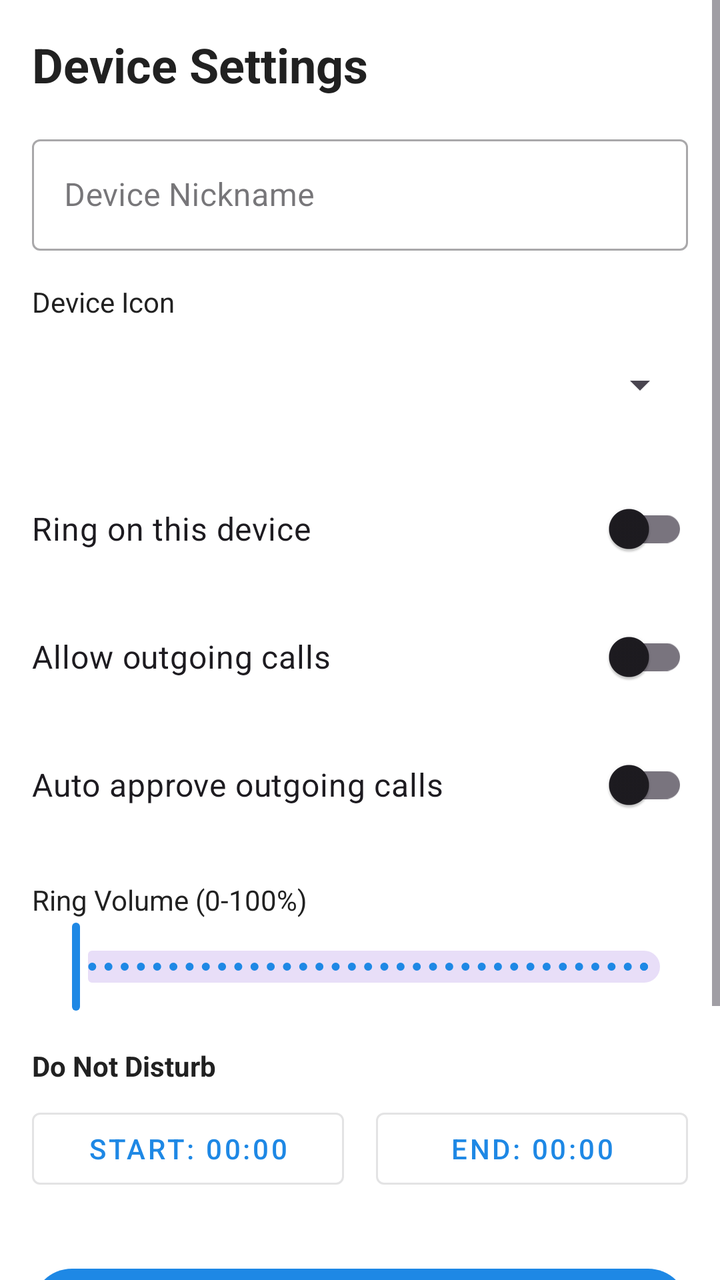
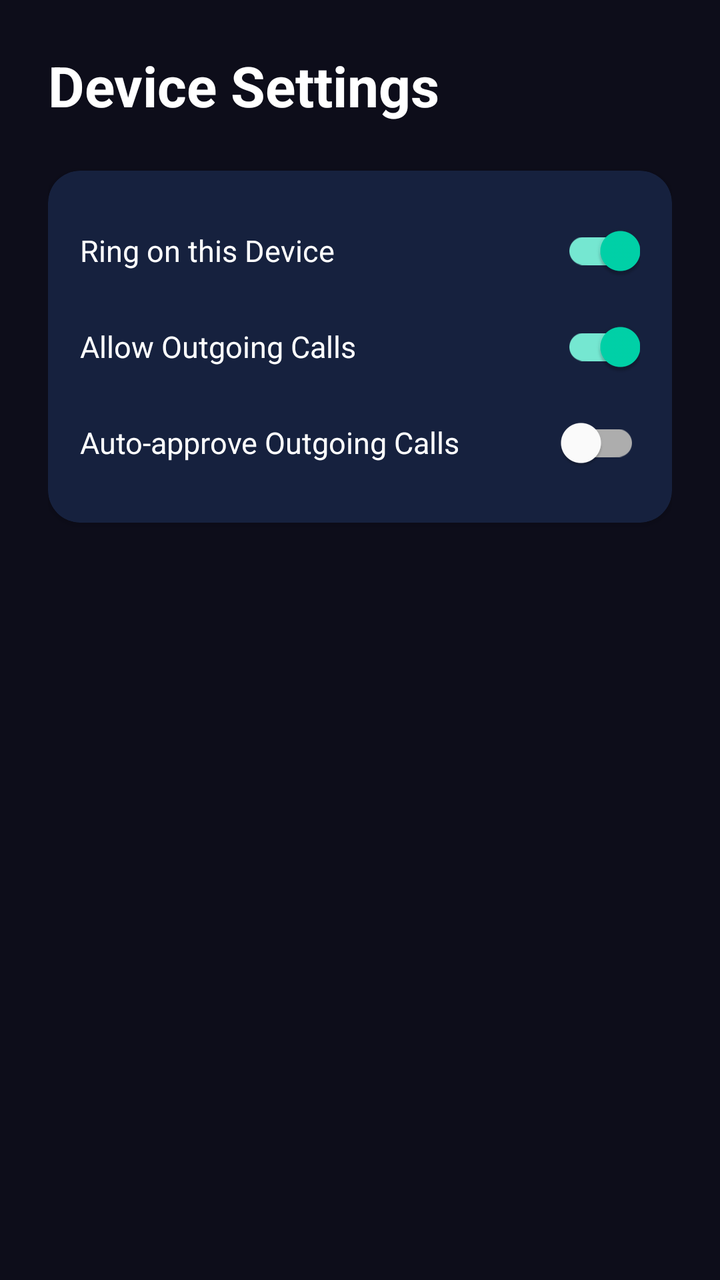

An Android layout rendered at two revisions. The XML below is the earlier revision; the diff shows what the commit changed to produce the second picture.
<!-- AndroidManifest.xml: application theme Theme.OneCall -->
<!-- res/layout/fragment_device_settings.xml -->
<?xml version="1.0" encoding="utf-8"?>
<ScrollView xmlns:android="http://schemas.android.com/apk/res/android"
    xmlns:app="http://schemas.android.com/apk/res-auto"
    android:layout_width="match_parent"
    android:layout_height="match_parent"
    android:background="@color/onecall_background"
    android:fillViewport="true">

    <androidx.constraintlayout.widget.ConstraintLayout
        android:layout_width="match_parent"
        android:layout_height="wrap_content"
        android:padding="16dp">

        <TextView
            android:id="@+id/tv_settings_title"
            android:layout_width="wrap_content"
            android:layout_height="wrap_content"
            android:text="Device Settings"
            android:textColor="@color/onecall_text_primary"
            android:textSize="24sp"
            android:textStyle="bold"
            app:layout_constraintStart_toStartOf="parent"
            app:layout_constraintTop_toTopOf="parent" />

        <com.google.android.material.textfield.TextInputLayout
            android:id="@+id/til_nickname"
            style="@style/Widget.MaterialComponents.TextInputLayout.OutlinedBox"
            android:layout_width="match_parent"
            android:layout_height="wrap_content"
            android:layout_marginTop="16dp"
            android:hint="Device Nickname"
            app:layout_constraintTop_toBottomOf="@id/tv_settings_title">

            <com.google.android.material.textfield.TextInputEditText
                android:id="@+id/et_nickname"
                android:layout_width="match_parent"
                android:layout_height="wrap_content" />
        </com.google.android.material.textfield.TextInputLayout>

        <TextView
            android:id="@+id/tv_icon_label"
            android:layout_width="wrap_content"
            android:layout_height="wrap_content"
            android:layout_marginTop="16dp"
            android:text="Device Icon"
            android:textColor="@color/onecall_text_primary"
            app:layout_constraintStart_toStartOf="parent"
            app:layout_constraintTop_toBottomOf="@id/til_nickname" />

        <Spinner
            android:id="@+id/spinner_icon"
            android:layout_width="match_parent"
            android:layout_height="wrap_content"
            android:layout_marginTop="8dp"
            android:minHeight="48dp"
            app:layout_constraintTop_toBottomOf="@id/tv_icon_label" />

        <androidx.appcompat.widget.SwitchCompat
            android:id="@+id/switch_ring"
            android:layout_width="match_parent"
            android:layout_height="wrap_content"
            android:layout_marginTop="24dp"
            android:text="Ring on this device"
            android:textSize="16sp"
            app:layout_constraintTop_toBottomOf="@id/spinner_icon" />

        <androidx.appcompat.widget.SwitchCompat
            android:id="@+id/switch_allow_outgoing"
            android:layout_width="match_parent"
            android:layout_height="wrap_content"
            android:layout_marginTop="16dp"
            android:text="Allow outgoing calls"
            android:textSize="16sp"
            app:layout_constraintTop_toBottomOf="@id/switch_ring" />

        <androidx.appcompat.widget.SwitchCompat
            android:id="@+id/switch_auto_approve"
            android:layout_width="match_parent"
            android:layout_height="wrap_content"
            android:layout_marginTop="16dp"
            android:text="Auto approve outgoing calls"
            android:textSize="16sp"
            app:layout_constraintTop_toBottomOf="@id/switch_allow_outgoing" />

        <TextView
            android:id="@+id/tv_vol_label"
            android:layout_width="wrap_content"
            android:layout_height="wrap_content"
            android:layout_marginTop="24dp"
            android:text="Ring Volume (0-100%)"
            android:textColor="@color/onecall_text_primary"
            app:layout_constraintStart_toStartOf="parent"
            app:layout_constraintTop_toBottomOf="@id/switch_auto_approve" />

        <com.google.android.material.slider.Slider
            android:id="@+id/slider_volume"
            android:layout_width="match_parent"
            android:layout_height="wrap_content"
            android:valueFrom="0.0"
            android:valueTo="100.0"
            android:stepSize="1.0"
            app:layout_constraintTop_toBottomOf="@id/tv_vol_label" />

        <TextView
            android:id="@+id/tv_dnd_label"
            android:layout_width="wrap_content"
            android:layout_height="wrap_content"
            android:layout_marginTop="16dp"
            android:text="Do Not Disturb"
            android:textColor="@color/onecall_text_primary"
            android:textStyle="bold"
            app:layout_constraintStart_toStartOf="parent"
            app:layout_constraintTop_toBottomOf="@id/slider_volume" />

        <LinearLayout
            android:id="@+id/ll_dnd_times"
            android:layout_width="match_parent"
            android:layout_height="wrap_content"
            android:layout_marginTop="8dp"
            android:orientation="horizontal"
            app:layout_constraintTop_toBottomOf="@id/tv_dnd_label">

            <com.google.android.material.button.MaterialButton
                android:id="@+id/btn_dnd_start"
                style="@style/Widget.MaterialComponents.Button.OutlinedButton"
                android:layout_width="0dp"
                android:layout_height="wrap_content"
                android:layout_weight="1"
                android:layout_marginEnd="8dp"
                android:text="Start: 00:00" />

            <com.google.android.material.button.MaterialButton
                android:id="@+id/btn_dnd_end"
                style="@style/Widget.MaterialComponents.Button.OutlinedButton"
                android:layout_width="0dp"
                android:layout_height="wrap_content"
                android:layout_weight="1"
                android:layout_marginStart="8dp"
                android:text="End: 00:00" />
        </LinearLayout>

        <com.google.android.material.button.MaterialButton
            android:id="@+id/btn_save"
            android:layout_width="match_parent"
            android:layout_height="wrap_content"
            android:layout_marginTop="32dp"
            android:text="Save Settings"
            app:layout_constraintTop_toBottomOf="@id/ll_dnd_times" />

        <com.google.android.material.button.MaterialButton
            android:id="@+id/btn_stop_calls"
            style="@style/Widget.MaterialComponents.Button.OutlinedButton"
            android:layout_width="match_parent"
            android:layout_height="wrap_content"
            android:layout_marginTop="16dp"
            android:text="Stop Calls"
            android:textColor="@color/onecall_error"
            app:strokeColor="@color/onecall_error"
            app:layout_constraintTop_toBottomOf="@id/btn_save" />

        <com.google.android.material.button.MaterialButton
            android:id="@+id/btn_disconnect"
            style="@style/Widget.MaterialComponents.Button.TextButton"
            android:layout_width="match_parent"
            android:layout_height="wrap_content"
            android:layout_marginTop="8dp"
            android:text="Disconnect Device"
            android:textColor="@color/onecall_text_secondary"
            app:layout_constraintTop_toBottomOf="@id/btn_stop_calls"
            app:layout_constraintBottom_toBottomOf="parent" />

    </androidx.constraintlayout.widget.ConstraintLayout>
</ScrollView>
<!-- resources referenced by this layout -->
<resources>
  <color name="onecall_background">#FFFFFF</color>
  <color name="onecall_error">#C62828</color>
  <color name="onecall_text_primary">#212121</color>
  <color name="onecall_text_secondary">#757575</color>
  <style name="Theme.OneCall" parent="Theme.Material3.Light.NoActionBar">
          <item name="colorPrimary">@color/onecall_blue</item>
          <item name="colorSecondary">@color/onecall_blue_dark</item>
          <item name="colorTertiary">@color/onecall_blue_dark</item>
          <item name="android:statusBarColor">@color/onecall_background</item>
          <item name="android:navigationBarColor">@color/onecall_background</item>
          <item name="android:windowBackground">@color/onecall_background</item>
      </style>
  <color name="onecall_blue">#1E88E5</color>
  <color name="onecall_blue_dark">#1565C0</color>
</resources>

<!-- the commit's change to res/layout/fragment_device_settings.xml (unified diff, before → after) -->
@@ -1,173 +1,61 @@
 <?xml version="1.0" encoding="utf-8"?>
-<ScrollView xmlns:android="http://schemas.android.com/apk/res/android"
+<ScrollView
+    xmlns:android="http://schemas.android.com/apk/res/android"
     xmlns:app="http://schemas.android.com/apk/res-auto"
     android:layout_width="match_parent"
     android:layout_height="match_parent"
-    android:background="@color/onecall_background"
-    android:fillViewport="true">
+    android:background="@color/bg_dark">
 
-    <androidx.constraintlayout.widget.ConstraintLayout
+    <LinearLayout
         android:layout_width="match_parent"
         android:layout_height="wrap_content"
-        android:padding="16dp">
+        android:orientation="vertical"
+        android:padding="24dp">
 
-        <TextView
-            android:id="@+id/tv_settings_title"
-            android:layout_width="wrap_content"
-            android:layout_height="wrap_content"
-            android:text="Device Settings"
-            android:textColor="@color/onecall_text_primary"
-            android:textSize="24sp"
-            android:textStyle="bold"
-            app:layout_constraintStart_toStartOf="parent"
-            app:layout_constraintTop_toTopOf="parent" />
+        <TextView android:layout_width="match_parent" android:layout_height="wrap_content"
+            android:text="@string/device_settings_title" android:textSize="28sp"
+            android:textStyle="bold" android:textColor="@color/text_primary"
+            android:layout_marginBottom="24dp" />
 
-        <com.google.android.material.textfield.TextInputLayout
-            android:id="@+id/til_nickname"
-            style="@style/Widget.MaterialComponents.TextInputLayout.OutlinedBox"
-            android:layout_width="match_parent"
-            android:layout_height="wrap_content"
-            android:layout_marginTop="16dp"
-            android:hint="Device Nickname"
-            app:layout_constraintTop_toBottomOf="@id/tv_settings_title">
+        <androidx.cardview.widget.CardView android:layout_width="match_parent"
+            android:layout_height="wrap_content" app:cardBackgroundColor="@color/bg_card"
+            app:cardCornerRadius="16dp" android:layout_marginBottom="20dp">
+            <LinearLayout android:layout_width="match_parent" android:layout_height="wrap_content"
+                android:orientation="vertical" android:padding="16dp">
 
-            <com.google.android.material.textfield.TextInputEditText
-                android:id="@+id/et_nickname"
-                android:layout_width="match_parent"
-                android:layout_height="wrap_content" />
-        </com.google.android.material.textfield.TextInputLayout>
+                <LinearLayout android:layout_width="match_parent" android:layout_height="48dp"
+                    android:orientation="horizontal" android:gravity="center_vertical">
+                    <TextView android:layout_width="0dp" android:layout_height="wrap_content"
+                        android:layout_weight="1" android:text="@string/ring_on_device"
+                        android:textSize="15sp" android:textColor="@color/text_primary" />
+                    <com.google.android.material.switchmaterial.SwitchMaterial
+                        android:id="@+id/switch_ring" android:layout_width="wrap_content"
+                        android:layout_height="wrap_content" android:checked="true" />
+                </LinearLayout>
 
-        <TextView
-            android:id="@+id/tv_icon_label"
-            android:layout_width="wrap_content"
-            android:layout_height="wrap_content"
-            android:layout_marginTop="16dp"
-            android:text="Device Icon"
-            android:textColor="@color/onecall_text_primary"
-            app:layout_constraintStart_toStartOf="parent"
-            app:layout_constraintTop_toBottomOf="@id/til_nickname" />
+                <LinearLayout android:layout_width="match_parent" android:layout_height="48dp"
+                    android:orientation="horizontal" android:gravity="center_vertical">
+                    <TextView android:layout_width="0dp" android:layout_height="wrap_content"
+                        android:layout_weight="1" android:text="@string/allow_outgoing"
+                        android:textSize="15sp" android:textColor="@color/text_primary" />
+                    <com.google.android.material.switchmaterial.SwitchMaterial
+                        android:id="@+id/switch_allow_outgoing" android:layout_width="wrap_content"
+                        android:layout_height="wrap_content" android:checked="true" />
+                </LinearLayout>
 
-        <Spinner
-            android:id="@+id/spinner_icon"
-            android:layout_width="match_parent"
-            android:layout_height="wrap_content"
-            android:layout_marginTop="8dp"
-            android:minHeight="48dp"
-            app:layout_constraintTop_toBottomOf="@id/tv_icon_label" />
+                <LinearLayout android:layout_width="match_parent" android:layout_height="48dp"
+                    android:orientation="horizontal" android:gravity="center_vertical">
+                    <TextView android:layout_width="0dp" android:layout_height="wrap_content"
+                        android:layout_weight="1" android:text="@string/auto_approve_outgoing"
+                        android:textSize="15sp" android:textColor="@color/text_primary" />
+                    <com.google.android.material.switchmaterial.SwitchMaterial
+                        android:id="@+id/switch_auto_approve" android:layout_width="wrap_content"
+                        android:layout_height="wrap_content" android:checked="false" />
+                </LinearLayout>
 
-        <androidx.appcompat.widget.SwitchCompat
-            android:id="@+id/switch_ring"
-            android:layout_width="match_parent"
-            android:layout_height="wrap_content"
-            android:layout_marginTop="24dp"
-            android:text="Ring on this device"
-            android:textSize="16sp"
-            app:layout_constraintTop_toBottomOf="@id/spinner_icon" />
+            </LinearLayout>
+        </androidx.cardview.widget.CardView>
 
-        <androidx.appcompat.widget.SwitchCompat
-            android:id="@+id/switch_allow_outgoing"
-            android:layout_width="match_parent"
-            android:layout_height="wrap_content"
-            android:layout_marginTop="16dp"
-            android:text="Allow outgoing calls"
-            android:textSize="16sp"
-            app:layout_constraintTop_toBottomOf="@id/switch_ring" />
+    </LinearLayout>
 
-        <androidx.appcompat.widget.SwitchCompat
-            android:id="@+id/switch_auto_approve"
-            android:layout_width="match_parent"
-            android:layout_height="wrap_content"
-            android:layout_marginTop="16dp"
-            android:text="Auto approve outgoing calls"
-            android:textSize="16sp"
-            app:layout_constraintTop_toBottomOf="@id/switch_allow_outgoing" />
-
-        <TextView
-            android:id="@+id/tv_vol_label"
-            android:layout_width="wrap_content"
-            android:layout_height="wrap_content"
-            android:layout_marginTop="24dp"
-            android:text="Ring Volume (0-100%)"
-            android:textColor="@color/onecall_text_primary"
-            app:layout_constraintStart_toStartOf="parent"
-            app:layout_constraintTop_toBottomOf="@id/switch_auto_approve" />
-
-        <com.google.android.material.slider.Slider
-            android:id="@+id/slider_volume"
-            android:layout_width="match_parent"
-            android:layout_height="wrap_content"
-            android:valueFrom="0.0"
-            android:valueTo="100.0"
-            android:stepSize="1.0"
-            app:layout_constraintTop_toBottomOf="@id/tv_vol_label" />
-
-        <TextView
-            android:id="@+id/tv_dnd_label"
-            android:layout_width="wrap_content"
-            android:layout_height="wrap_content"
-            android:layout_marginTop="16dp"
-            android:text="Do Not Disturb"
-            android:textColor="@color/onecall_text_primary"
-            android:textStyle="bold"
-            app:layout_constraintStart_toStartOf="parent"
-            app:layout_constraintTop_toBottomOf="@id/slider_volume" />
-
-        <LinearLayout
-            android:id="@+id/ll_dnd_times"
-            android:layout_width="match_parent"
-            android:layout_height="wrap_content"
-            android:layout_marginTop="8dp"
-            android:orientation="horizontal"
-            app:layout_constraintTop_toBottomOf="@id/tv_dnd_label">
-
-            <com.google.android.material.button.MaterialButton
-                android:id="@+id/btn_dnd_start"
-                style="@style/Widget.MaterialComponents.Button.OutlinedButton"
-                android:layout_width="0dp"
-                android:layout_height="wrap_content"
-                android:layout_weight="1"
-                android:layout_marginEnd="8dp"
-                android:text="Start: 00:00" />
-
-            <com.google.android.material.button.MaterialButton
-                android:id="@+id/btn_dnd_end"
-                style="@style/Widget.MaterialComponents.Button.OutlinedButton"
-                android:layout_width="0dp"
-                android:layout_height="wrap_content"
-                android:layout_weight="1"
-                android:layout_marginStart="8dp"
-                android:text="End: 00:00" />
-        </LinearLayout>
-
-        <com.google.android.material.button.MaterialButton
-            android:id="@+id/btn_save"
-            android:layout_width="match_parent"
-            android:layout_height="wrap_content"
-            android:layout_marginTop="32dp"
-            android:text="Save Settings"
-            app:layout_constraintTop_toBottomOf="@id/ll_dnd_times" />
-
-        <com.google.android.material.button.MaterialButton
-            android:id="@+id/btn_stop_calls"
-            style="@style/Widget.MaterialComponents.Button.OutlinedButton"
-            android:layout_width="match_parent"
-            android:layout_height="wrap_content"
-            android:layout_marginTop="16dp"
-            android:text="Stop Calls"
-            android:textColor="@color/onecall_error"
-            app:strokeColor="@color/onecall_error"
-            app:layout_constraintTop_toBottomOf="@id/btn_save" />
-
-        <com.google.android.material.button.MaterialButton
-            android:id="@+id/btn_disconnect"
-            style="@style/Widget.MaterialComponents.Button.TextButton"
-            android:layout_width="match_parent"
-            android:layout_height="wrap_content"
-            android:layout_marginTop="8dp"
-            android:text="Disconnect Device"
-            android:textColor="@color/onecall_text_secondary"
-            app:layout_constraintTop_toBottomOf="@id/btn_stop_calls"
-            app:layout_constraintBottom_toBottomOf="parent" />
-
-    </androidx.constraintlayout.widget.ConstraintLayout>
 </ScrollView>
<!-- resource entries referenced after the edit -->
@@ -1,18 +1,26 @@
 <!-- resources referenced by this layout -->
 <resources>
-  <color name="onecall_background">#FFFFFF</color>
-  <color name="onecall_error">#C62828</color>
-  <color name="onecall_text_primary">#212121</color>
-  <color name="onecall_text_secondary">#757575</color>
-  <style name="Theme.OneCall" parent="Theme.Material3.Light.NoActionBar">
-          <item name="colorPrimary">@color/onecall_blue</item>
-          <item name="colorSecondary">@color/onecall_blue_dark</item>
-          <item name="colorTertiary">@color/onecall_blue_dark</item>
-          <item name="android:statusBarColor">@color/onecall_background</item>
-          <item name="android:navigationBarColor">@color/onecall_background</item>
-          <item name="android:windowBackground">@color/onecall_background</item>
+  <color name="bg_card">#16213E</color>
+  <color name="bg_dark">#0D0D1A</color>
+  <color name="text_primary">#FFFFFF</color>
+  <string name="allow_outgoing">Allow Outgoing Calls</string>
+  <string name="auto_approve_outgoing">Auto-approve Outgoing Calls</string>
+  <string name="device_settings_title">Device Settings</string>
+  <string name="ring_on_device">Ring on this Device</string>
+  <style name="Theme.OneCall" parent="Theme.MaterialComponents.DayNight.NoActionBar">
+          <item name="colorPrimary">@color/brand_primary</item>
+          <item name="colorPrimaryVariant">@color/brand_primary_dark</item>
+          <item name="colorOnPrimary">@color/text_on_primary</item>
+          <item name="colorSecondary">@color/brand_secondary</item>
+          <item name="colorOnSecondary">@color/bg_dark</item>
+          <item name="android:windowBackground">@color/bg_dark</item>
+          <item name="android:statusBarColor">@color/bg_dark</item>
+          <item name="android:navigationBarColor">@color/bg_dark</item>
+          <item name="android:windowLightStatusBar">false</item>
       </style>
-  <color name="onecall_blue">#1E88E5</color>
-  <color name="onecall_blue_dark">#1565C0</color>
+  <color name="brand_primary">#6C63FF</color>
+  <color name="brand_primary_dark">#4B44CC</color>
+  <color name="text_on_primary">#FFFFFF</color>
+  <color name="brand_secondary">#00D4AA</color>
 </resources>
 
